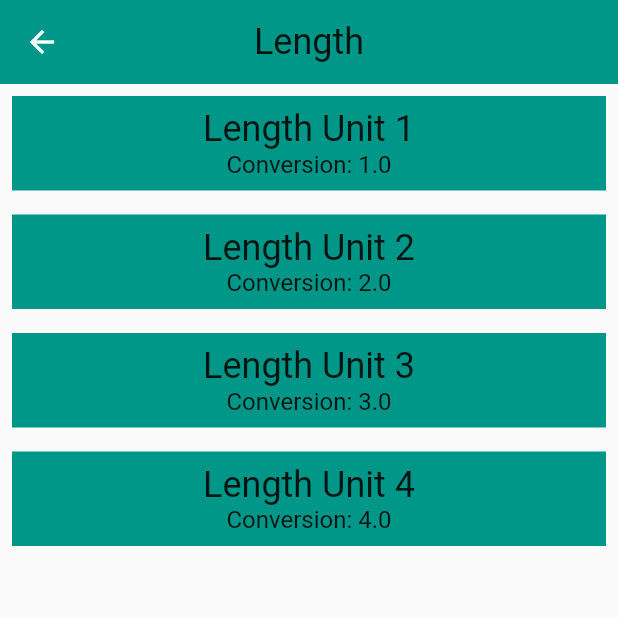
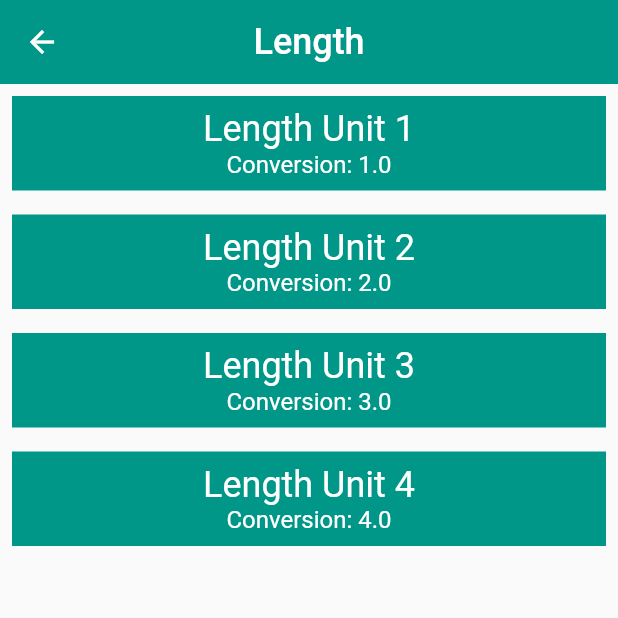
Before and after one commit to hellosaumil/unit_converter_flutter_app, a Flutter app: the screen it shows after launch, after a tap on "Length", on a phone screen of 412 x 824 dp, the top half of it. Run offline on Flutter 3.47's test engine with Material 2 defaults, Android fonts, the phone set to English and light mode, and no system bars.

Commit message:
Added App-wide Material Theme and Statefulness

```diff
--- a/lib/category.dart
+++ b/lib/category.dart
@@ -53,16 +53,14 @@ class Category extends StatelessWidget {
                 padding: const EdgeInsets.all(16.0),
                 child: Icon(
                   this.tileIcon,
-                  size: 60.0,
+                  size: 40.0,
                 ),
               ),
               Center(
                   child: Text(
                     this.tileName,
                     textAlign: TextAlign.center,
-                    style: TextStyle(
-                      fontSize: 24.0,
-                    ),
+                    style: Theme.of(context).textTheme.title,
                   )),
             ],
           ),
@@ -79,7 +77,10 @@ class Category extends StatelessWidget {
               elevation: 0.0,
               title: Text(
                 tileName,
-                style: Theme.of(context).textTheme.headline,
+                style: TextStyle(
+                  fontSize: Theme.of(context).textTheme.headline.fontSize,
+                  color: Theme.of(context).backgroundColor,
+                ),
               ),
               centerTitle: true,
               backgroundColor: tileColor,
--- a/lib/category_route.dart
+++ b/lib/category_route.dart
@@ -99,26 +99,31 @@ class _CategoryRouteState extends State<CategoryRoute> {
   @override
   Widget build(BuildContext context) {
 
-    final backgroundColor = Colors.greenAccent[100];
+//    final backgroundColor = Colors.greenAccent[100];
+
     // TODO: Create a list view of the Categories
     final listView = Container(
-      color: backgroundColor,
       padding: EdgeInsets.symmetric(horizontal: 8.0),
+      color: Theme.of(context).backgroundColor,
       child: _buildCategoryWidgets(categories, MediaQuery.of(context).orientation),
     );
 
     // TODO: Create an App Bar
     final appBar = AppBar(
+      textTheme: Theme.of(context).textTheme.apply(
+        bodyColor: Colors.deepOrangeAccent,
+        displayColor: Colors.lightGreenAccent,
+      ),
       title: Text(
         'Unit Converter',
         style: TextStyle(
-          color: Colors.black,
-          fontSize: 30.0,
+          color: Theme.of(context).backgroundColor,
+          fontSize: Theme.of(context).textTheme.headline.fontSize,
         ),
       ),
       centerTitle: true,
       elevation: 0.0,
-      backgroundColor: backgroundColor,
+      backgroundColor: Theme.of(context).primaryColor,
     );
 
     return Scaffold(
--- a/lib/converter_route.dart
+++ b/lib/converter_route.dart
@@ -32,17 +32,17 @@ class _ConverterRouteState extends State<ConverterRoute> {
           children: <Widget>[
             Text(
               unit.unitName,
-              style: Theme
-                  .of(context)
-                  .textTheme
-                  .headline,
+              style: TextStyle(
+                fontSize: Theme.of(context).textTheme.headline.fontSize,
+                color: Theme.of(context).backgroundColor,
+              ),
             ),
             Text(
               'Conversion: ${unit.conversionValue}',
-              style: Theme
-                  .of(context)
-                  .textTheme
-                  .subhead,
+              style: TextStyle(
+                fontSize: Theme.of(context).textTheme.subhead.fontSize,
+                color: Theme.of(context).backgroundColor,
+              ),
             ),
           ],
         ),
--- a/lib/main.dart
+++ b/lib/main.dart
@@ -9,8 +9,18 @@ class UnitConverterApp extends StatelessWidget {
   Widget build(BuildContext context) {
     return MaterialApp(
       debugShowCheckedModeBanner: false,
+
       theme: ThemeData(
-        primarySwatch: Colors.pink,
+        primarySwatch: Colors.purple,
+        secondaryHeaderColor: Colors.deepOrange,
+        backgroundColor: Colors.white,
+
+        fontFamily: 'Roboto',
+        textTheme: Theme.of(context).textTheme.apply(
+          bodyColor: Colors.purple,
+          displayColor: Colors.purpleAccent,
+        ),
+
       ),
 
       title: 'Unit Converter',
```
